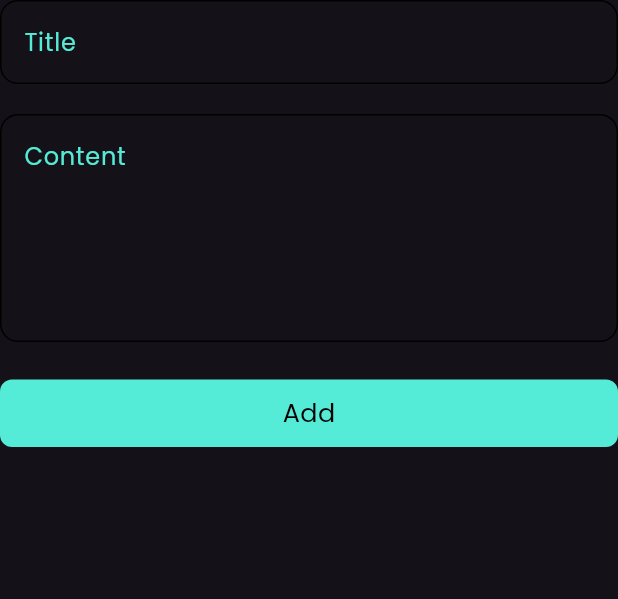
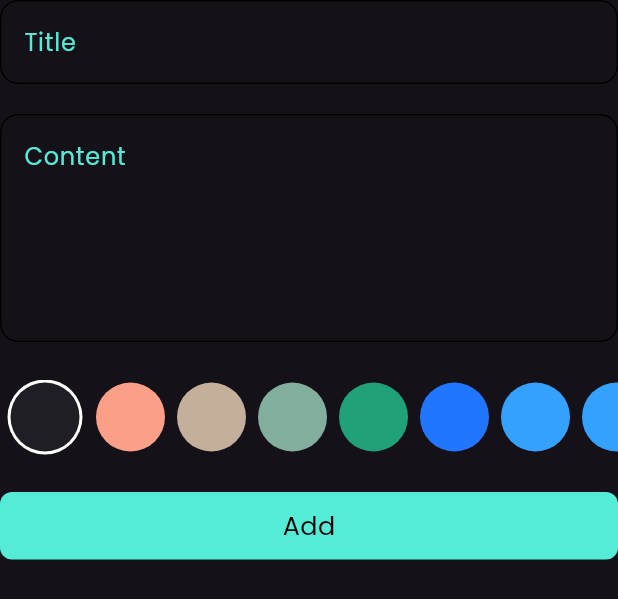
Before and after one commit to Ashraf0Sherif/notes_app, a Flutter app: the AddNoteForm widget shown alone on an empty page, opened directly, on a phone screen of 412 x 824 dp. Shown: the top 599 px of the screen. Run offline on Flutter 3.47's test engine with Material 3 defaults, Android fonts, the phone set to English and light mode, and no system bars; our stand-ins replace bloc, flutter_bloc, hive, hive_flutter, modal_progress_hud_nsn; accounts and stored records are empty.

Commit message:
add colors list view

```diff
--- a/lib/widgets/add_note_form.dart
+++ b/lib/widgets/add_note_form.dart
@@ -1,8 +1,8 @@
-
 import 'package:flutter/material.dart';
 import 'package:flutter_bloc/flutter_bloc.dart';
 import '../cubits/add_note_cubit/add_note_cubit.dart';
 import '../models/note_model.dart';
+import 'colors_list_view.dart';
 import 'custom_button.dart';
 import 'custom_text_field.dart';
 
@@ -54,6 +54,10 @@ class _AddNoteFormState extends State<AddNoteForm> {
             const SizedBox(
               height: 25,
             ),
+            const ColorsListView(),
+            const SizedBox(
+              height: 25,
+            ),
             CustomButton(
               label: "Add",
               onTap: () async {
--- /dev/null
+++ b/lib/widgets/colors_list_view.dart
@@ -0,0 +1,73 @@
+import 'package:flutter/material.dart';
+
+class ColorItem extends StatelessWidget {
+  const ColorItem({super.key, required this.index, required this.clicked});
+
+  final int index;
+  final bool clicked;
+  final List<Color> colors = const [
+    Color(0xff1E1E24),
+    Color(0xffFB9F89),
+    Color(0xffC4AF9A),
+    Color(0xff81AE9D),
+    Color(0xff21A179),
+    Color(0xff2176FF),
+    Color(0xff33A1FD),
+    Color(0xff33A1FD),
+    Color(0xffFDCA40),
+    Color(0xffF79824),
+  ];
+
+  @override
+  Widget build(BuildContext context) {
+    CircleAvatar colorItem = CircleAvatar(
+      backgroundColor: colors[index],
+      radius: 23,
+    );
+    return Padding(
+      padding: const EdgeInsets.symmetric(horizontal: 4),
+      child: clicked
+          ? CircleAvatar(
+              backgroundColor: Colors.white,
+              radius: 26,
+              child: colorItem,
+            )
+          : colorItem,
+    );
+  }
+}
+
+class ColorsListView extends StatefulWidget {
+  const ColorsListView({super.key});
+
+  @override
+  State<ColorsListView> createState() => _ColorsListViewState();
+}
+
+class _ColorsListViewState extends State<ColorsListView> {
+  int tappedIndex = 0;
+
+  @override
+  Widget build(BuildContext context) {
+    return SizedBox(
+      height: 50,
+      child: ListView.builder(
+        scrollDirection: Axis.horizontal,
+        itemBuilder: (context, index) {
+          return GestureDetector(
+            onTap: () {
+              setState(() {
+                tappedIndex = index;
+              });
+            },
+            child: ColorItem(
+              index: index,
+              clicked: tappedIndex == index,
+            ),
+          );
+        },
+        itemCount: 9,
+      ),
+    );
+  }
+}
```
